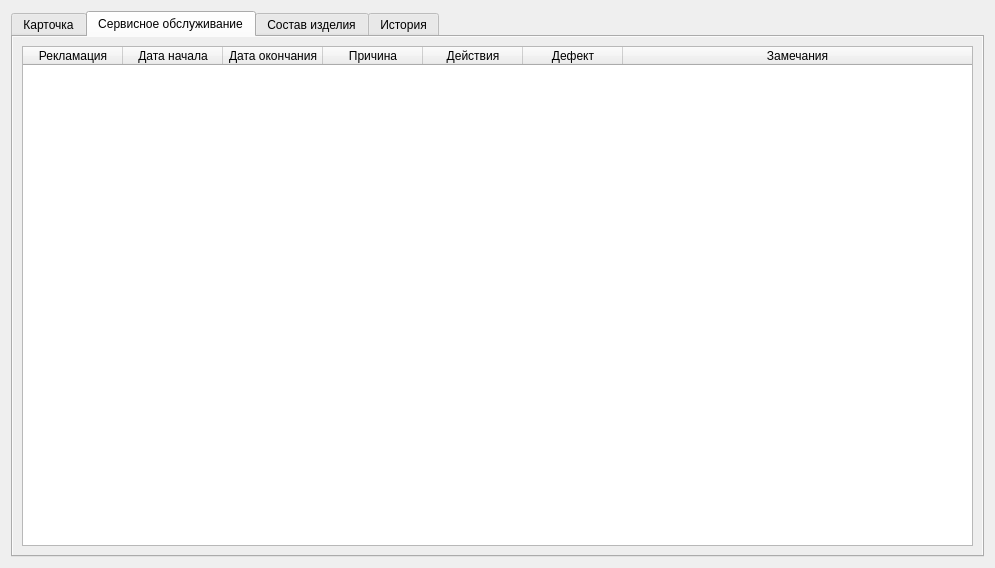
Old version of the form Remont/cardprodwindow.ui in the repository AlexeyScherbakov2021/Remont2.
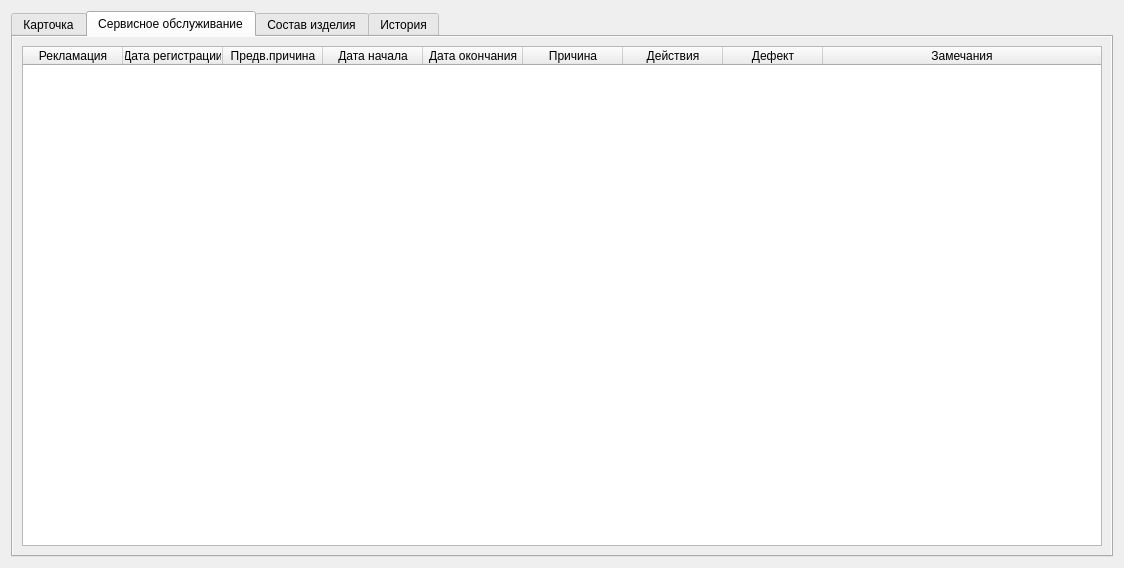
New version of the form. The open tabs and pages were chosen to show the change. Icons and pictures are not drawn. Custom widgets are drawn as their Qt base class.

```diff
--- a/Remont/cardprodwindow.ui
+++ b/Remont/cardprodwindow.ui
@@ -6,7 +6,7 @@
    <rect>
     <x>0</x>
     <y>0</y>
-    <width>995</width>
+    <width>1124</width>
     <height>568</height>
    </rect>
   </property>
@@ -562,6 +562,16 @@
            <string>Рекламация</string>
           </property>
          </column>
+         <column>
+          <property name="text">
+           <string>Дата регистрации</string>
+          </property>
+         </column>
+         <column>
+          <property name="text">
+           <string>Предв.причина</string>
+          </property>
+         </column>
          <column>
           <property name="text">
            <string>Дата начала</string>
```
